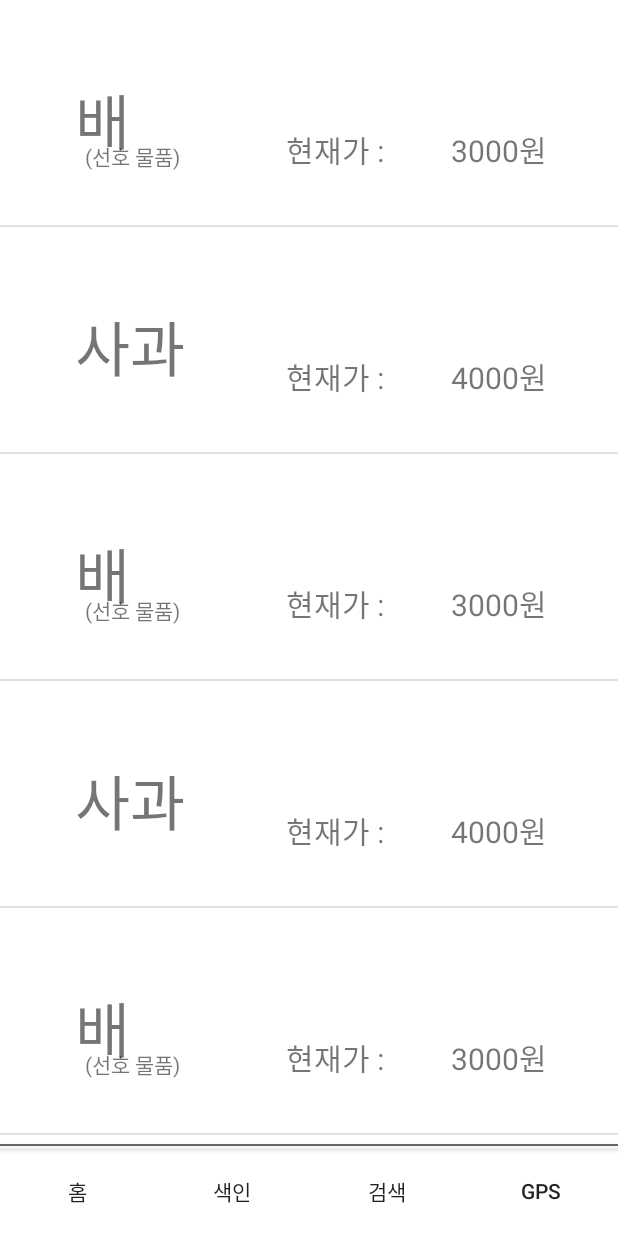
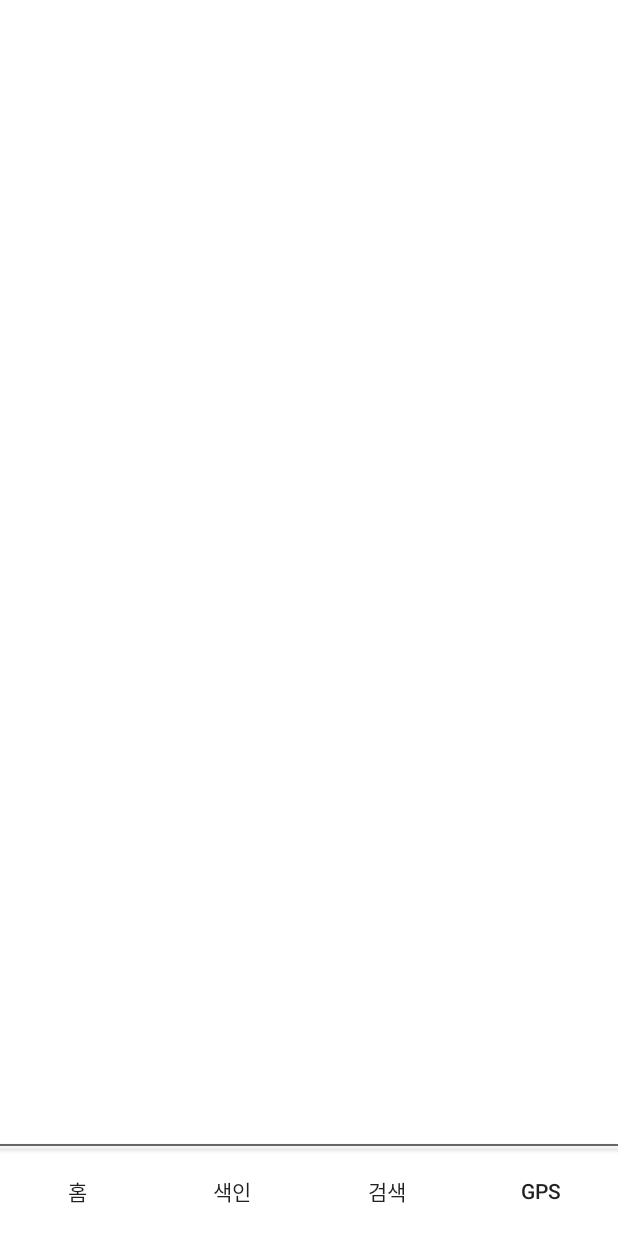
Before and after one commit to HYUSE/How-much, an Android app: the screen it shows after launch (MainActivity), on a phone screen of 412 x 824 dp. Run offline under Robolectric (Android 15) with nearby library versions, the phone set to English and light mode, and no system bars.

Commit message:
aaa
aaaa

```diff
--- a/How-much/app/src/main/java/hyuse/how_much/HomeFragment.java
+++ b/How-much/app/src/main/java/hyuse/how_much/HomeFragment.java
@@ -35,57 +35,19 @@ public class HomeFragment extends Fragment {
     @Override
     public View onCreateView(LayoutInflater inflater, ViewGroup container,
                              Bundle savedInstanceState) {
-        // Inflate the layout for this fragment
+
         View view = inflater.inflate(R.layout.fragment_home, container, false);
         preference_list = (ListView) view.findViewById(R.id.preference_list);
 
-        // Android에서 제공하는 string 문자열 하나를 출력 가능한 layout으로 어댑터 생성
         list_adapter = new HomeList();
-        //list_adapter = new ArrayAdapter<String>(getActivity(), android.R.layout.simple_list_item_1);
         preference_list.setAdapter(list_adapter);
-        // ListView에 어댑터 연결
-        //preference_list.setAdapter(list_adapter);
-        list_adapter.add(new home_data("배","3000"+"원",true) );
-        list_adapter.add(new home_data("사과", "4000" + "원", false));
-        list_adapter.add(new home_data("배","3000"+"원",true) );
-        list_adapter.add(new home_data("사과", "4000" + "원", false));
-        list_adapter.add(new home_data("배","3000"+"원",true) );
-        list_adapter.add(new home_data("사과", "4000" + "원", false));
-        list_adapter.add(new home_data("배","3000"+"원",true) );
-        list_adapter.add(new home_data("사과", "4000" + "원", false));
-        list_adapter.add(new home_data("배","3000"+"원",true) );
-        list_adapter.add(new home_data("사과","4000"+"원",false));
 
-        /*
-        // ListView 아이템 터치 시 이벤트 추가
-        preference_list.setOnItemClickListener(new AdapterView.OnItemClickListener() {
-            @Override
-            public void onItemClick(AdapterView<?> parent, View view, int position, long id) {
-                ResultFragment newFragment = null;
-                newFragment = new ResultFragment();
+        MakeList();
 
-                // replace fragment
-                FragmentTransaction transaction = getActivity().getFragmentManager().beginTransaction();
-
-                Bundle bundle = new Bundle();
-                bundle.putString("name", list_adapter.getItem(position));
-                newFragment.setArguments(bundle);
-
-                transaction.replace(fragment_layout, newFragment);
-
-                // Commit the transaction
-                transaction.commit();
-            }
-        });
-
-        // ListView에 아이템 추가
-        list_adapter.add("사");
-        list_adapter.add("배");
-*/
         return view;
     }
     private void MakeList() {
-        //DB에서 읽어 오기
+
     }
 
     public void disconnectInternet() {
--- a/How-much/app/src/main/java/hyuse/how_much/HomeList.java
+++ b/How-much/app/src/main/java/hyuse/how_much/HomeList.java
@@ -11,6 +11,7 @@ import android.widget.TextView;
 import android.widget.Toast;
 
 public class HomeList extends BaseAdapter {
+    /* Eunjae Lee Code */
     private ArrayList<home_data>   m_List;
 
     public HomeList() {
@@ -58,5 +59,5 @@ public class HomeList extends BaseAdapter {
     public void remove(int _position) {
         m_List.remove(_position);
     }
-
+    /* Eunjae Code END */
 }
--- a/How-much/app/src/main/java/hyuse/how_much/home_data.java
+++ b/How-much/app/src/main/java/hyuse/how_much/home_data.java
@@ -1,8 +1,9 @@
 package hyuse.how_much;
 /**
- * Created by VVl-lYSl3eaR on 2015-06-13.
+ * Created by Eunjae Lee on 2015-06-13.
  */
 public class home_data {
+    /* Eunjae Lee code */
     public String name;
     public String value;
     public Boolean checker;
@@ -12,4 +13,5 @@ public class home_data {
         value = v;
         checker = c;
     }
+    /* Eunjae Lee code END*/
 }
--- a/How-much/app/src/main/res/values/strings.xml
+++ b/How-much/app/src/main/res/values/strings.xml
@@ -1,10 +1,8 @@
 <?xml version="1.0" encoding="utf-8"?>
 <resources>
 
-    <string name="app_name">HYU-SE</string>
-    <string name="hello_world">Hello world!</string>
+    <string name="app_name">오늘의 시세</string>
     <string name="action_settings">Settings</string>
-    <string name="hello_blank_fragment">Hello blank fragment</string>
     <string name="logo_img">Logo_img</string>
     <string name="logo_title">Logo_title</string>
 
```
Also changed, not shown: How-much/app/src/main/AndroidManifest.xml (+2 -6 lines), How-much/app/src/main/java/hyuse/how_much/GetGPS.java (+15 -47 lines), How-much/app/src/main/java/hyuse/how_much/GpsFragment.java (+33 -60 lines), How-much/app/src/main/java/hyuse/how_much/Gpsinfo.java (deleted, +0 -41 lines), How-much/app/src/main/java/hyuse/how_much/ResultFragment.java (+1 -28 lines), How-much/app/src/main/res/drawable/title_logo.png, 1 other file.
